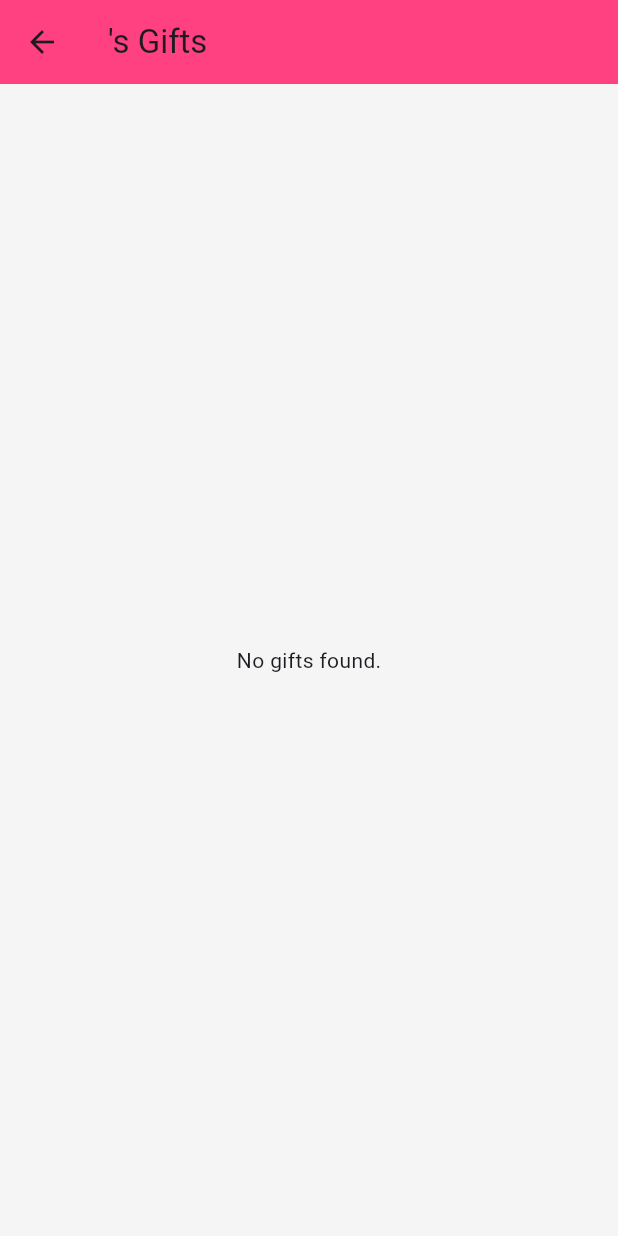
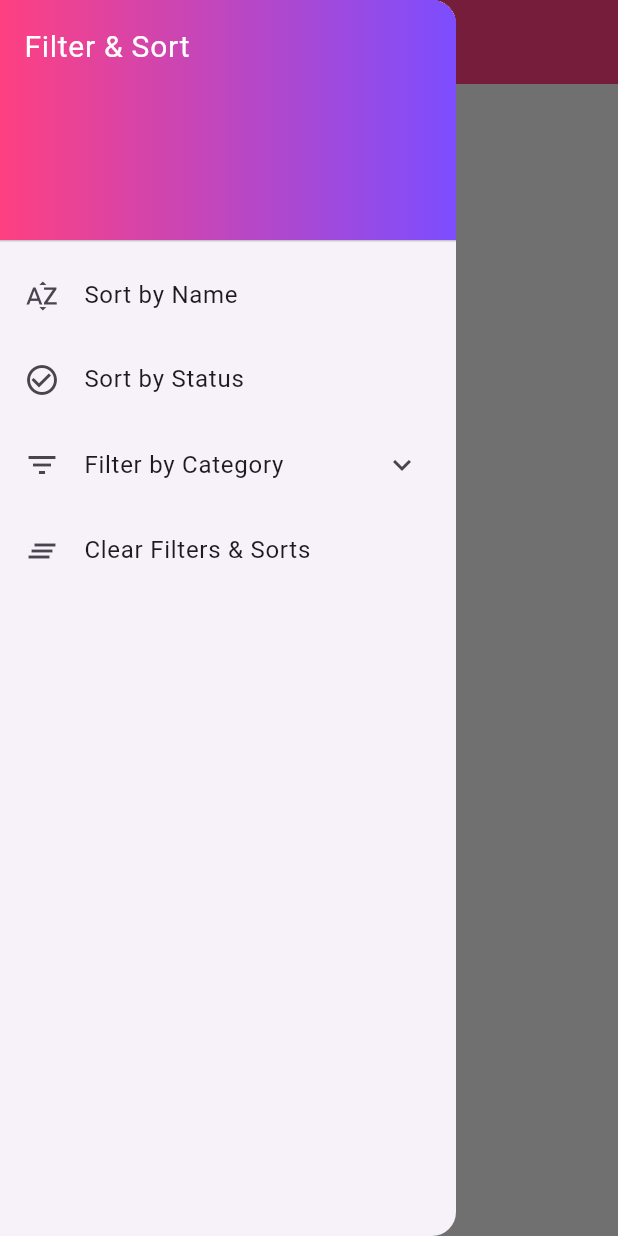
Before and after one commit to Mars-eng1/hedieaty_app, a Flutter app: the FriendGiftListPage screen opened directly with empty values, with the side drawer open (before the commit the screen has no drawer), on a phone screen of 412 x 824 dp. Run offline on Flutter 3.47's test engine with Material 3 defaults, Android fonts, the phone set to English and light mode, and no system bars; our stand-ins replace cloud_firestore, firebase_auth, firebase_core, firebase_database, form_field_validator, sqflite; accounts and stored records are empty.

Commit message:
sorting & filtering gifts with sliding UI

```diff
--- a/lib/controllers/friend_gift_list_controller.dart
+++ b/lib/controllers/friend_gift_list_controller.dart
@@ -1,12 +1,101 @@
+import 'dart:async';
 import 'package:flutter/material.dart';
 import '../services/firestore_service.dart';
 
 class FriendGiftListController {
   final FirestoreService _firestoreService = FirestoreService();
 
-  // Get gifts for a specific event (stream)
-  Stream<List<Map<String, dynamic>>> getEventGiftsStream(String eventId) {
-    return _firestoreService.getEventGiftsStream(eventId);
+  List<Map<String, dynamic>> allGifts = []; // Holds all gifts
+  List<Map<String, dynamic>> filteredGifts = []; // Holds sorted/filtered gifts
+  String? selectedCategory;
+  String? selectedSort;
+
+  // Categories for filtering
+  final List<String> categories = [
+    'Electronics',
+    'Books',
+    'Fashion',
+    'Home Appliances',
+    'Toys',
+    'Sports',
+    'Gadgets',
+    'Jewelry',
+    'Gift Cards',
+    'Custom Gifts',
+    'Furniture',
+    'Art',
+    'Travel Accessories',
+    'Outdoor Gear',
+    'Others',
+  ];
+
+  // Stream Controller for filtered gifts
+  final StreamController<List<Map<String, dynamic>>> _controller =
+  StreamController<List<Map<String, dynamic>>>.broadcast();
+
+  Stream<List<Map<String, dynamic>>> get filteredGiftsStream => _controller.stream;
+
+  // Initialize gifts for the event
+  void initializeGifts(String eventId) {
+    _firestoreService.getEventGiftsStream(eventId).listen((gifts) {
+      allGifts = gifts;
+      _applyFiltersAndSort();
+    });
+  }
+
+  // Apply filters and sorting logic
+  void _applyFiltersAndSort() {
+    filteredGifts = List.from(allGifts);
+
+    // Apply category filter
+    if (selectedCategory != null) {
+      filteredGifts = filteredGifts
+          .where((gift) => gift['category'] == selectedCategory)
+          .toList();
+    }
+
+    // Apply sorting
+    if (selectedSort == 'Name') {
+      filteredGifts.sort((a, b) => (a['name'] ?? '').compareTo(b['name'] ?? ''));
+    } else if (selectedSort == 'Status') {
+      final statusOrder = {'Available': 0, 'Pledged': 1};
+      filteredGifts.sort((a, b) =>
+          (statusOrder[a['status']] ?? 2).compareTo(statusOrder[b['status']] ?? 2));
+    }
+
+    // Add filtered and sorted gifts to the stream
+    _controller.add(filteredGifts);
+    print('Filtered and Sorted Gifts: $filteredGifts'); // Debugging
+  }
+
+  // Sort by name
+  void sortGiftsByName() {
+    selectedSort = 'Name';
+    _applyFiltersAndSort();
+  }
+
+  // Sort by status
+  void sortGiftsByStatus() {
+    selectedSort = 'Status';
+    _applyFiltersAndSort();
+  }
+
+  // Filter by category
+  void filterGiftsByCategory(String category) {
+    selectedCategory = category;
+    _applyFiltersAndSort();
+  }
+
+  // Clear all filters and sorts
+  void clearFiltersAndSorts() {
+    selectedCategory = null;
+    selectedSort = null;
+    _applyFiltersAndSort();
+  }
+
+  // Get available categories
+  List<String> getCategories() {
+    return categories;
   }
 
   // Pledge a gift
--- a/lib/services/firestore_service.dart
+++ b/lib/services/firestore_service.dart
@@ -163,11 +163,19 @@ class FirestoreService {
         .doc(eventId)
         .collection('gifts')
         .snapshots()
-        .map((snapshot) => snapshot.docs.map((doc) {
-      final data = doc.data();
-      data['id'] = doc.id;
-      return data;
-    }).toList());
+        .map((snapshot) {
+      return snapshot.docs.map((doc) {
+        final data = doc.data();
+        data['id'] = doc.id;
+
+        // Ensure all required fields exist
+        data['name'] ??= 'Unnamed Gift';
+        data['status'] ??= 'Available';
+        data['category'] ??= 'Uncategorized';
+
+        return data;
+      }).toList();
+    });
   }
 
   // Add a new gift
--- a/lib/views/friend_gift_list_page.dart
+++ b/lib/views/friend_gift_list_page.dart
@@ -12,19 +12,26 @@ class FriendGiftListPage extends StatefulWidget {
 
 class _FriendGiftListPageState extends State<FriendGiftListPage> {
   final FriendGiftListController _controller = FriendGiftListController();
+  late String eventId;
+  late String eventName;
+
+  @override
+  void initState() {
+    super.initState();
+    eventId = widget.arguments['eventId'];
+    eventName = widget.arguments['eventName'] ?? 'Event';
+    _controller.initializeGifts(eventId);
+  }
 
   @override
   Widget build(BuildContext context) {
-    final eventId = widget.arguments['eventId'];
-    final eventName = widget.arguments['eventName'];
-
     return Scaffold(
       appBar: AppBar(
         title: Text('$eventName\'s Gifts'),
         backgroundColor: Colors.pinkAccent,
       ),
       body: StreamBuilder<List<Map<String, dynamic>>>(
-        stream: _controller.getEventGiftsStream(eventId),
+        stream: _controller.filteredGiftsStream,
         builder: (context, snapshot) {
           if (snapshot.connectionState == ConnectionState.waiting) {
             return Center(child: CircularProgressIndicator());
@@ -49,13 +56,15 @@ class _FriendGiftListPageState extends State<FriendGiftListPage> {
                 ),
                 child: ListTile(
                   title: Text(gift['name']),
-                  subtitle: Text(gift['category'] ?? 'No category provided'),
+                  subtitle: Text(
+                      '${gift['category'] ?? 'No category'} | ${gift['status']}'),
                   trailing: isAvailable
                       ? ElevatedButton(
-                    onPressed: () =>
-                        _controller.pledgeGift(context, eventId, gift['id']),
+                          onPressed: () => _controller.pledgeGift(
+                              context, eventId, gift['id']),
                           child: Text('Available'),
-                    style: ElevatedButton.styleFrom(backgroundColor: Colors.green),
+                          style: ElevatedButton.styleFrom(
+                              backgroundColor: Colors.green),
                         )
                       : isPledged
                           ? ElevatedButton(
@@ -71,13 +80,71 @@ class _FriendGiftListPageState extends State<FriendGiftListPage> {
                               style: ElevatedButton.styleFrom(
                                   backgroundColor: Colors.grey),
                             ),
-                  onTap: () => _controller.showGiftDetails(context, gift), // Updated popup
+                  onTap: () => _controller.showGiftDetails(context, gift),
                 ),
               );
             },
           );
         },
       ),
+      drawer: Drawer(
+        child: ListView(
+          padding: EdgeInsets.zero,
+          children: [
+            DrawerHeader(
+              decoration: BoxDecoration(
+                gradient: LinearGradient(
+                  colors: [Colors.pinkAccent, Colors.deepPurpleAccent],
+                ),
+              ),
+              child: Text(
+                'Filter & Sort',
+                style: TextStyle(
+                  color: Colors.white,
+                  fontSize: 20,
+                ),
+              ),
+            ),
+            ListTile(
+              leading: Icon(Icons.sort_by_alpha),
+              title: Text('Sort by Name'),
+              onTap: () {
+                _controller.sortGiftsByName();
+                Navigator.pop(context);
+              },
+            ),
+            ListTile(
+              leading: Icon(Icons.check_circle_outline),
+              title: Text('Sort by Status'),
+              onTap: () {
+                _controller.sortGiftsByStatus();
+                Navigator.pop(context);
+              },
+            ),
+            ExpansionTile(
+              leading: Icon(Icons.filter_list),
+              title: Text('Filter by Category'),
+              children: _controller.getCategories().map((category) {
+                return ListTile(
+                  title: Text(category),
+                  onTap: () {
+                    _controller.filterGiftsByCategory(category);
+                    Navigator.pop(context);
+                  },
+                );
+              }).toList(),
+            ),
+            ListTile(
+              leading: Icon(Icons.clear_all),
+              title: Text('Clear Filters & Sorts'),
+              onTap: () {
+                _controller.clearFiltersAndSorts();
+                Navigator.pop(context);
+              },
+            ),
+          ],
+        ),
+      ),
     );
   }
 }
```
Also changed, not shown: lib/controllers/gift_list_controller.dart (+93 -14 lines), lib/views/gift_list_page.dart (+85 -4 lines). Lines whose indentation alone changed are shown as unchanged.
